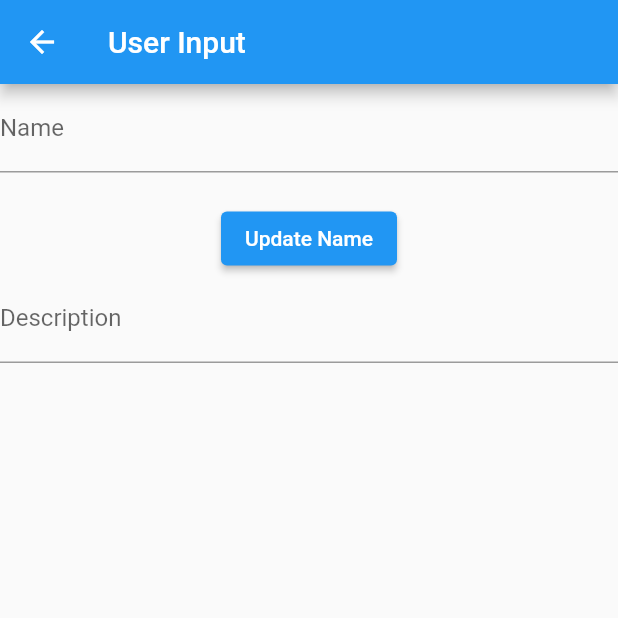
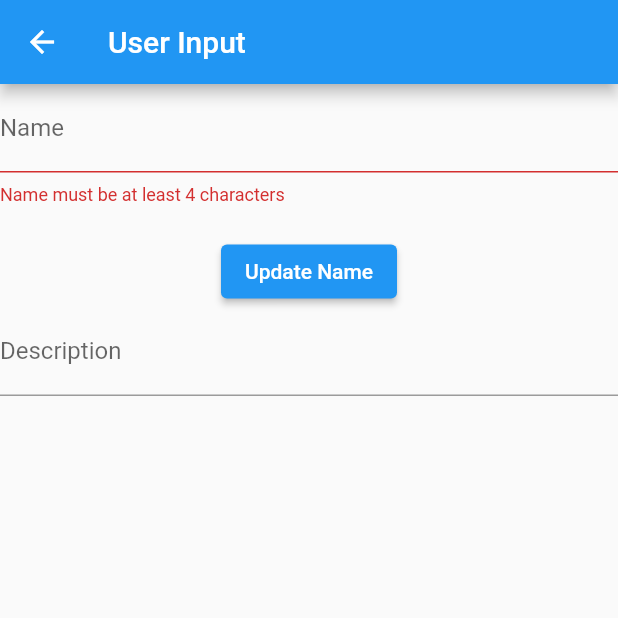
Before and after one commit to juandozuna/flutter-course, a Flutter app: the UserInputPage screen opened directly, after a tap on "Update Name", on a phone screen of 412 x 824 dp, the top half of it. Run offline on Flutter 3.47's test engine with Material 2 defaults, Android fonts, the phone set to English and light mode, and no system bars.

Commit message:
Added some error validation

```diff
--- a/project_1/lib/pages/user_input_page.dart
+++ b/project_1/lib/pages/user_input_page.dart
@@ -12,6 +12,7 @@ class UserInputPage extends StatefulWidget {
 class _UserInputPageState extends State<UserInputPage> {
   final _nameController = TextEditingController();
   String labelName = '';
+  String? nameError;
   String description = '';
 
   @override
@@ -23,8 +24,9 @@ class _UserInputPageState extends State<UserInputPage> {
       body: Column(
         children: [
           TextField(
-            decoration: const InputDecoration(
+            decoration: InputDecoration(
               labelText: 'Name',
+              errorText: nameError,
             ),
             controller: _nameController,
           ),
@@ -52,6 +54,15 @@ class _UserInputPageState extends State<UserInputPage> {
 
   void _updateName() {
     final text = _nameController.text;
+
+    if (text.length < 4) {
+      setState(() {
+        nameError = 'Name must be at least 4 characters';
+        labelName = '';
+      });
+      return;
+    }
+
     setState(() {
       if (text.isEmpty) {
         labelName = '';
```
